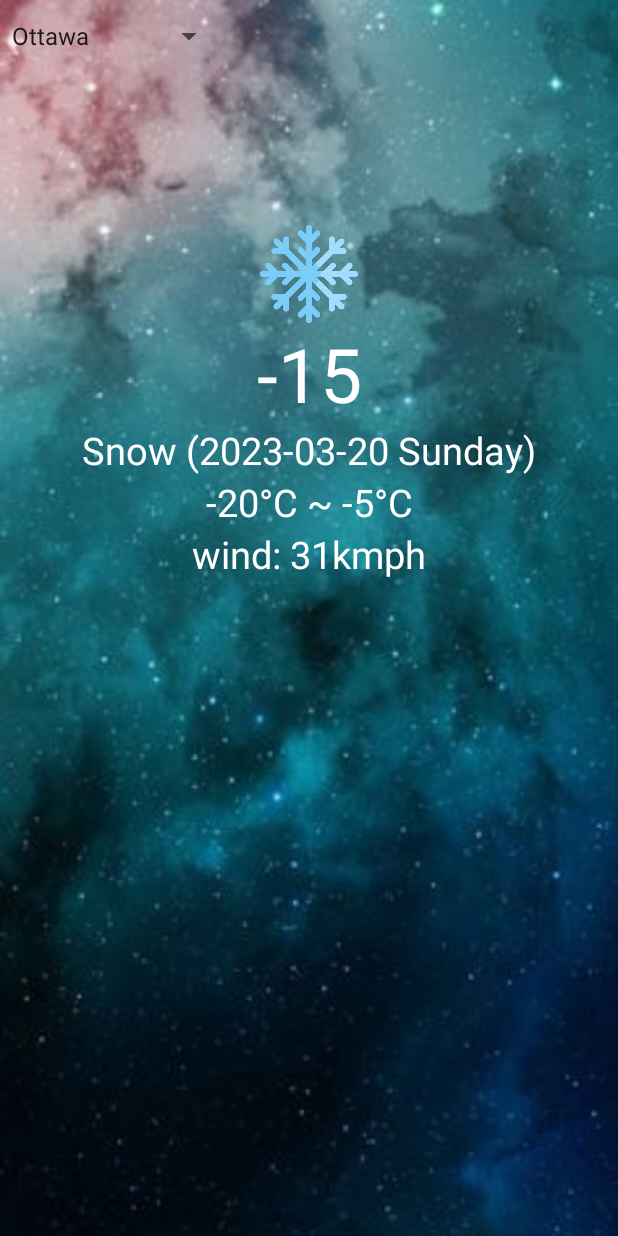
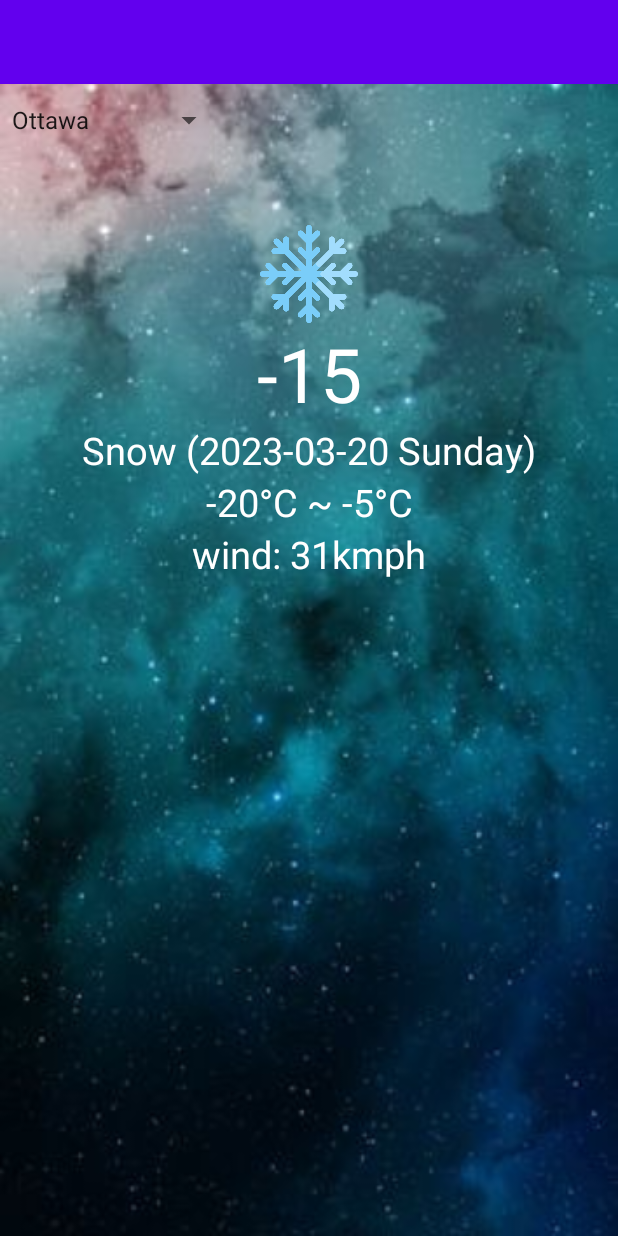
Before and after one commit to Superbigbabol/FinalProject, an Android app: the layout activity_weather.xml on its own in the app's theme, with its tools: preview values and no code run, on a phone screen of 412 x 824 dp. Run offline under Robolectric (Android 15) with nearby library versions, the phone set to English and light mode, and no system bars.

```diff
--- a/app/src/main/res/layout/activity_weather.xml
+++ b/app/src/main/res/layout/activity_weather.xml
@@ -12,14 +12,13 @@
         android:id="@+id/sp_city"
         android:layout_width="150dp"
         android:layout_height="48dp"
-        android:entries="@array/cities"
-        android:spinnerMode="dropdown"
-        android:popupBackground="@color/trans"
 
 
-        app:layout_constraintStart_toStartOf="parent"
-        app:layout_constraintTop_toTopOf="parent"
-         />
+        android:entries="@array/cities"
+        android:popupBackground="@color/trans"
+        android:spinnerMode="dropdown"
+        app:layout_constraintStart_toStartOf="@+id/myToolbar"
+        app:layout_constraintTop_toBottomOf="@+id/myToolbar" />
 
     <ImageView
         android:id="@+id/iv_weather"
@@ -85,5 +84,17 @@
         app:layout_constraintStart_toStartOf="parent"
         app:layout_constraintTop_toBottomOf="@+id/tv_wind" />
 
+    <androidx.appcompat.widget.Toolbar
+        android:id="@+id/myToolbar"
+        android:layout_width="match_parent"
+        android:layout_height="wrap_content"
+        android:background="?attr/colorPrimary"
+        android:minHeight="?attr/actionBarSize"
+        android:theme="?attr/actionBarTheme"
+        app:layout_constraintEnd_toEndOf="parent"
+        app:layout_constraintHorizontal_bias="1.0"
+        app:layout_constraintStart_toStartOf="parent"
+        app:layout_constraintTop_toTopOf="parent" />
+
 
 </androidx.constraintlayout.widget.ConstraintLayout>
--- a/app/src/main/res/values/themes.xml
+++ b/app/src/main/res/values/themes.xml
@@ -12,5 +12,9 @@
         <!-- Status bar color. -->
         <item name="android:statusBarColor">?attr/colorPrimaryVariant</item>
         <!-- Customize your theme here. -->
+
+        <item name="windowActionBar">false</item>
+        <item name="windowNoTitle">true</item>
+
     </style>
 </resources>
```
Also changed, not shown: app/src/main/java/algonquin/cst2335/finalproject/Weather.java (+60 -0 lines), app/src/main/res/menu/my_menu.xml (added, +25 -0 lines), app/src/main/res/drawable/nasa.png (added), app/src/main/res/drawable/the_new_york_times.png (added), app/src/main/res/drawable/weatherapp.png (added), app/src/main/res/drawable/weatherstack.png (added).
